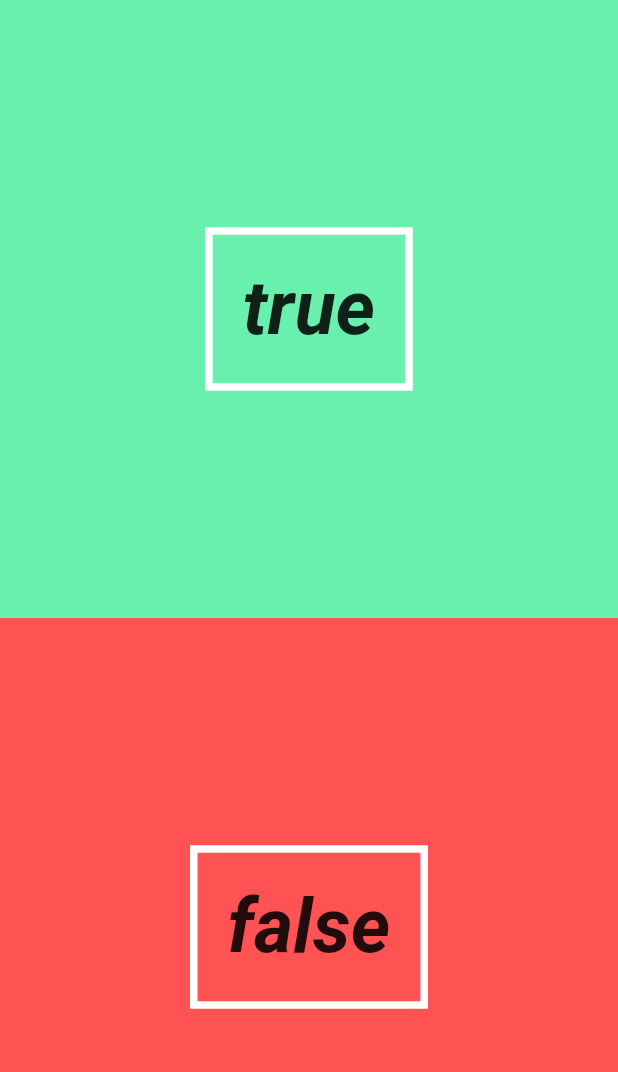
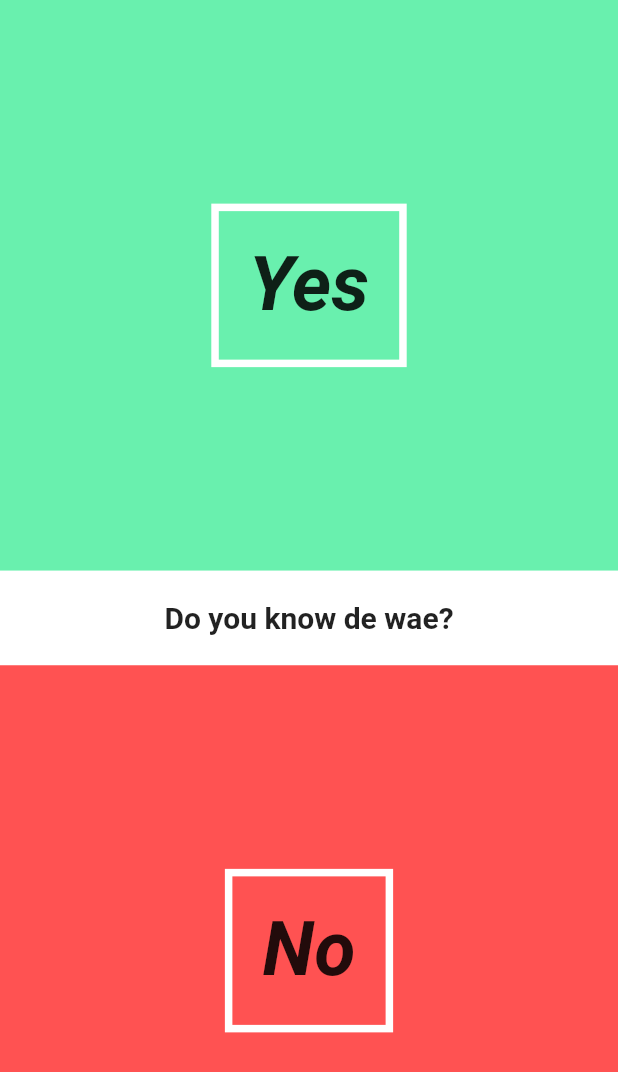
Before and after one commit to FIN-THE-HUMAN/TestFlutter, a Flutter app: the screen it shows after launch, on a phone screen of 412 x 824 dp. Shown: the top 1072 px of the screen. Run offline on Flutter 3.47's test engine with Material 2 defaults, Android fonts, the phone set to English and light mode, and no system bars.

Commit message:
Added central question line

```diff
--- a/lib/UI/answer_button_data.dart
+++ b/lib/UI/answer_button_data.dart
@@ -2,11 +2,12 @@ import 'package:flutter/material.dart';
 
 class AnswerButton extends StatelessWidget{
 
+  final String buttonText;
   final bool answer;
   final Color color;
   final VoidCallback _onTap;
 
-  AnswerButton(this.answer, this.color, this._onTap);
+  AnswerButton(this.buttonText, this.answer, this.color, this._onTap);
 
   @override
   Widget build(BuildContext context){
@@ -21,7 +22,15 @@ class AnswerButton extends StatelessWidget{
                 border: new Border.all(color: Colors.white, width: 5.0)
               ),
               padding: new EdgeInsets.all(20.0),
-              child: new Text(answer.toString(), style: new TextStyle(color:  Colors.black87, fontSize:  50.0, fontWeight: FontWeight.bold, fontStyle:  FontStyle.italic)),
+              child: new Text(
+                buttonText,
+                style: new TextStyle(
+                  color:  Colors.black87,
+                  fontSize:  50.0,
+                  fontWeight: FontWeight.bold,
+                  fontStyle:  FontStyle.italic
+                  )
+              ),
             ),
           ),
         ),
--- a/lib/pages/quiz_page.dart
+++ b/lib/pages/quiz_page.dart
@@ -17,8 +17,17 @@ class QuizPageState extends State<QuizPage>{
       children: <Widget>[
         new Column(
           children: <Widget>[
-            new AnswerButton(true, Colors.greenAccent, () {print("Your answer is right");}),
-            new AnswerButton(false, Colors.redAccent,() {print("Your answer is NOT right");}),
+            new AnswerButton("Yes", true, Colors.greenAccent, () {print("Your answer is right");}),
+            new Material(
+              color:  Colors.white,
+              child: new Padding(
+                padding: new EdgeInsets.symmetric(vertical:20.0),
+                child: new Center(
+                  child: new Text("Do you know de wae?", style: new TextStyle(fontSize: 20.0, fontWeight: FontWeight.bold),),
+                ),
+              ),
+            ),
+            new AnswerButton("No", false, Colors.redAccent,() {print("Your answer is NOT right");}),
           ],
         )
       ],
```
